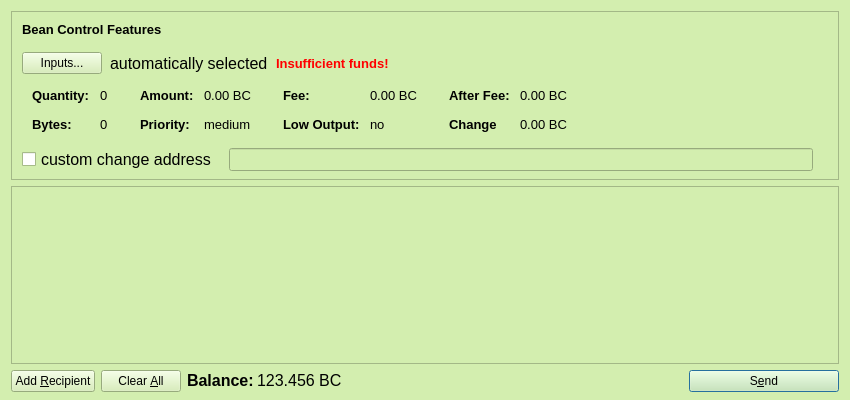
Old version of the form src/qt/forms/sendbeansdialog.ui in the repository teambean/BeanCash.
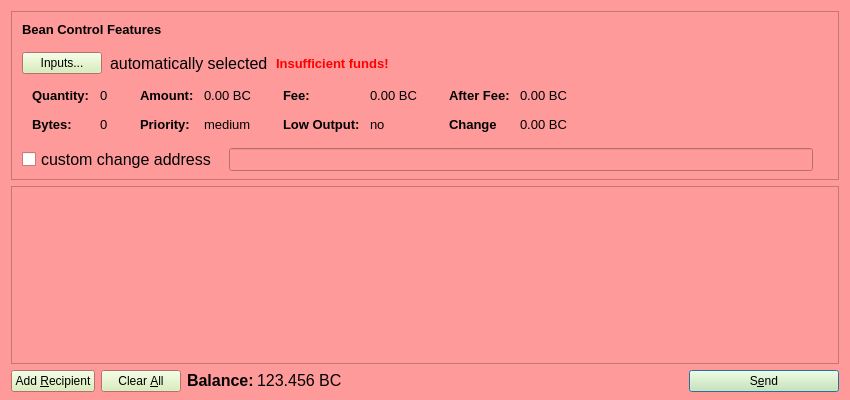
New version of the form. Icons and pictures are not drawn.

The edit to the form file:
```diff
--- a/src/qt/forms/sendbeansdialog.ui
+++ b/src/qt/forms/sendbeansdialog.ui
@@ -25,9 +25,9 @@
      <colorrole role="Window">
       <brush brushstyle="SolidPattern">
        <color alpha="255">
-        <red>211</red>
-        <green>238</green>
-        <blue>175</blue>
+        <red>255</red>
+        <green>154</green>
+        <blue>154</blue>
        </color>
       </brush>
      </colorrole>
@@ -63,9 +63,9 @@
      <colorrole role="Window">
       <brush brushstyle="SolidPattern">
        <color alpha="255">
-        <red>211</red>
-        <green>238</green>
-        <blue>175</blue>
+        <red>255</red>
+        <green>154</green>
+        <blue>154</blue>
        </color>
       </brush>
      </colorrole>
@@ -92,18 +92,18 @@
      <colorrole role="Base">
       <brush brushstyle="SolidPattern">
        <color alpha="255">
-        <red>211</red>
-        <green>238</green>
-        <blue>175</blue>
+        <red>255</red>
+        <green>154</green>
+        <blue>154</blue>
        </color>
       </brush>
      </colorrole>
      <colorrole role="Window">
       <brush brushstyle="SolidPattern">
        <color alpha="255">
-        <red>211</red>
-        <green>238</green>
-        <blue>175</blue>
+        <red>255</red>
+        <green>154</green>
+        <blue>154</blue>
        </color>
       </brush>
      </colorrole>
@@ -876,8 +876,8 @@
        <rect>
         <x>0</x>
         <y>0</y>
-        <width>828</width>
-        <height>157</height>
+        <width>830</width>
+        <height>160</height>
        </rect>
       </property>
       <layout class="QVBoxLayout" name="verticalLayout_2">
```
Left out of the diff: 22 changed lines with no effect on the pictures.
